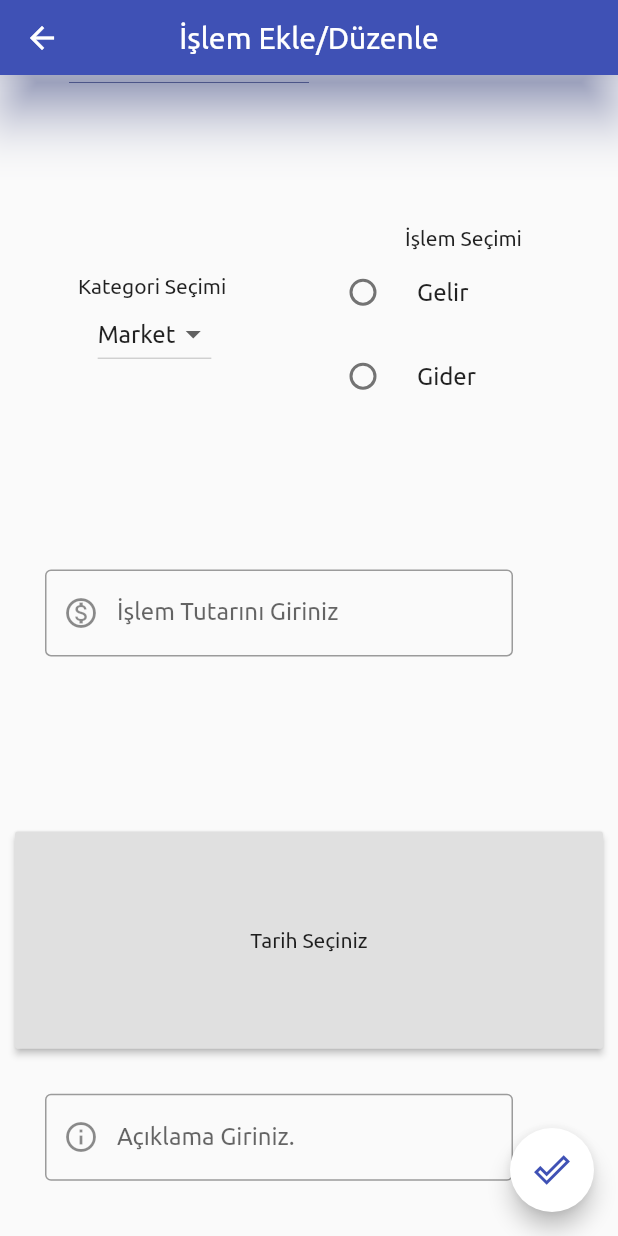
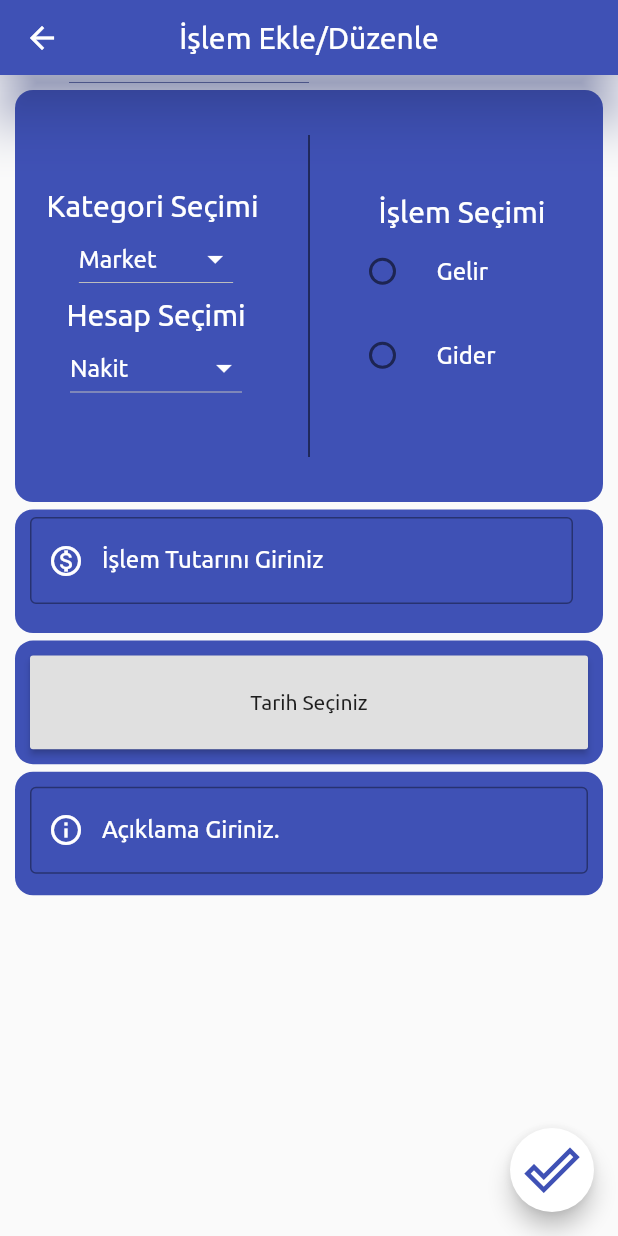
Before and after one commit to fatihatagunn/wepurse, a Flutter app: the AddProcessPage screen opened directly, on a phone screen of 412 x 824 dp. Run offline on Flutter 3.47's test engine with Material 2 defaults, Android fonts, the phone set to English and light mode, and no system bars.

Commit message:
Modified design and colors added.

```diff
--- a/lib/ui/add_process_page.dart
+++ b/lib/ui/add_process_page.dart
@@ -1,4 +1,6 @@
+import 'package:flutter/cupertino.dart';
 import 'package:flutter/material.dart';
+import 'package:wepurseapp/ui/my_home_page.dart';
 import 'appbar_widget.dart';
 
 class AddProcessPage extends StatefulWidget {
@@ -15,12 +17,16 @@ class AddProcessPageState extends State<AddProcessPage> {
 
   int maxLine = 1;
 
-  var value;
+  String value;
   String process = "";
 
   String chosenCategory = "Market";
 
-  List<String> categories = ["Ulaşım", "Market", "Giyim"];
+  List<String> categories = ["Ulaşım", "Market", "Giyim", "Su Faturası"];
+
+  String chosenAccount = "Nakit";
+
+  List<String> accounts = ["Nakit", "Maaş Hesabı", "Kredi Kartı"];
 
   @override
   void initState() {
@@ -47,27 +53,50 @@ class AddProcessPageState extends State<AddProcessPage> {
   Widget build(BuildContext context) {
     return Material(
       child: Scaffold(
+        resizeToAvoidBottomPadding: false,
         appBar: AppBarWidget.withTitle("İşlem Ekle/Düzenle"),
-        body: SingleChildScrollView(
-          child: Container(
-            width: double.infinity,
-            height: MediaQuery.of(context).size.height,
+        body: Padding(
+          padding: EdgeInsets.all(10),
           child: Column(
             children: <Widget>[
-                Expanded(
-                  child: Container(
+              Container(
+                width: double.infinity,
+                height: MediaQuery.of(context).size.height / 3,
+                decoration: BoxDecoration(
+                  color: Colors.indigo,
+                  borderRadius: BorderRadius.circular(12),
+                ),
                 child: Row(
                   children: <Widget>[
                     Expanded(
                       child: Container(
+                        margin: EdgeInsets.all(5),
+                        decoration: BoxDecoration(
+                            borderRadius: BorderRadius.only(
+                          topLeft: Radius.circular(10),
+                          bottomRight: Radius.circular(10),
+                        )),
                         child: Column(
                           mainAxisAlignment: MainAxisAlignment.center,
                           children: <Widget>[
-                                Text("Kategori Seçimi "),
+                            Text(
+                              "Kategori Seçimi ",
+                              style: TextStyle(
+                                fontSize: 20,
+                                color: Colors.white,
+                              ),
+                            ),
                             DropdownButton<String>(
+                              iconEnabledColor: Colors.white,
+                              dropdownColor: Colors.indigo,
                               items: categories.map((chosenCategory) {
                                 return DropdownMenuItem<String>(
-                                      child: Text(chosenCategory),
+                                  child: Text(
+                                    chosenCategory,
+                                    style: TextStyle(
+                                      color: Colors.white,
+                                    ),
+                                  ),
                                   value: chosenCategory,
                                 );
                               }).toList(),
@@ -78,35 +107,96 @@ class AddProcessPageState extends State<AddProcessPage> {
                               },
                               value: chosenCategory,
                             ),
+                            SizedBox(
+                              height: 2,
+                            ),
+                            Text(
+                              "Hesap Seçimi",
+                              style: TextStyle(
+                                fontSize: 20,
+                                color: Colors.white,
+                              ),
+                            ),
+                            DropdownButton<String>(
+                              iconEnabledColor: Colors.white,
+                              dropdownColor: Colors.indigo,
+                              items: accounts.map((chosenAccount) {
+                                return DropdownMenuItem<String>(
+                                  child: Text(
+                                    chosenAccount,
+                                    style: TextStyle(
+                                      color: Colors.white,
+                                    ),
+                                  ),
+                                  value: chosenAccount,
+                                );
+                              }).toList(),
+                              onChanged: (chosenData) {
+                                setState(() {
+                                  chosenAccount = chosenData;
+                                });
+                              },
+                              value: chosenAccount,
+                            ),
                           ],
                         ),
                       ),
                     ),
+                    VerticalDivider(
+                      color: Colors.black,
+                      indent: 30,
+                      endIndent: 30,
+                    ),
                     Expanded(
                       child: Container(
+                        margin: EdgeInsets.all(5),
+                        decoration: BoxDecoration(
+                          borderRadius: BorderRadius.only(
+                            topRight: Radius.circular(10),
+                            bottomLeft: Radius.circular(10),
+                          ),
+                        ),
                         child: Column(
                           mainAxisAlignment: MainAxisAlignment.center,
                           children: <Widget>[
-                                Text("İşlem Seçimi"),
+                            Text(
+                              "İşlem Seçimi",
+                              style: TextStyle(
+                                fontSize: 20,
+                                color: Colors.white,
+                              ),
+                            ),
                             RadioListTile<String>(
+                              activeColor: Colors.white,
                               value: "Gelir",
                               groupValue: process,
-                                  onChanged: (data) {
+                              onChanged: (value) {
                                 setState(() {
-                                      process = data;
+                                  process = value;
                                 });
                               },
-                                  title: Text("Gelir"),
+                              title: Text(
+                                "Gelir",
+                                style: TextStyle(
+                                  color: Colors.white,
+                                ),
+                              ),
                             ),
                             RadioListTile<String>(
+                              activeColor: Colors.white,
                               value: "Gider",
                               groupValue: process,
-                                  onChanged: (data) {
+                              onChanged: (value) {
                                 setState(() {
-                                      process = data;
+                                  process = value;
                                 });
                               },
-                                  title: Text("Gider"),
+                              title: Text(
+                                "Gider",
+                                style: TextStyle(
+                                  color: Colors.white,
+                                ),
+                              ),
                             ),
                           ],
                         ),
@@ -115,59 +205,93 @@ class AddProcessPageState extends State<AddProcessPage> {
                   ],
                 ),
               ),
-                  flex: 2,
+              Container(
+                margin: EdgeInsets.only(
+                  top: 5,
                 ),
-                Expanded(
-                  child: Container(
-                    child: Padding(
-                      padding: const EdgeInsets.only(right: 70, left: 30),
+                padding: EdgeInsets.only(
+                  left: 10,
+                  top: 5,
+                  right: 20,
+                  bottom: 5,
+                ),
+                width: double.infinity,
+                height: MediaQuery.of(context).size.height / 10,
+                decoration: BoxDecoration(
+                  color: Colors.indigo,
+                  borderRadius: BorderRadius.circular(12),
+                ),
                 child: TextFormField(
-                        //onFieldSubmitted: ,
-
                   maxLines: 1,
                   keyboardType: TextInputType.number,
                   decoration: InputDecoration(
+                    labelStyle: TextStyle(
+                      color: Colors.white,
+                    ),
                     labelText: "İşlem Tutarını Giriniz",
-                          prefixIcon: Icon(Icons.monetization_on_outlined),
+                    prefixIcon: Icon(
+                      Icons.monetization_on_outlined,
+                      color: Colors.white,
+                    ),
                     border: OutlineInputBorder(),
+                    focusedBorder: OutlineInputBorder(
+                      borderSide: BorderSide(
+                        color: Colors.white,
                       ),
                     ),
                   ),
                 ),
-                  flex: 1,
               ),
-                Expanded(
-                  child: Container(
+              Container(
+                margin: EdgeInsets.only(
+                  top: 5,
+                ),
                 padding: EdgeInsets.all(10),
                 width: double.infinity,
+                height: MediaQuery.of(context).size.height / 10,
+                decoration: BoxDecoration(
+                  color: Colors.indigo,
+                  borderRadius: BorderRadius.circular(12),
+                ),
                 child: RaisedButton(
                   child: Text("Tarih Seçiniz"),
                   onPressed: () {},
                 ),
               ),
-                  flex: 1,
+              Container(
+                margin: EdgeInsets.only(
+                  top: 5,
                 ),
-                Expanded(
-                  child: Container(
-                    child: Padding(
-                      padding:
-                          const EdgeInsets.only(top: 20, right: 70, left: 30),
+                padding: EdgeInsets.all(10),
+                width: double.infinity,
+                height: MediaQuery.of(context).size.height / 10,
+                decoration: BoxDecoration(
+                  color: Colors.indigo,
+                  borderRadius: BorderRadius.circular(12),
+                ),
                 child: TextFormField(
                   autofocus: false,
                   focusNode: _focusNode,
                   maxLines: maxLine,
                   decoration: InputDecoration(
+                    labelStyle: TextStyle(
+                      color: Colors.white,
+                    ),
                     labelText: "Açıklama Giriniz.",
-                          prefixIcon: Icon(Icons.info_outline),
+                    prefixIcon: Icon(
+                      Icons.info_outline,
+                      color: Colors.white,
+                    ),
                     border: OutlineInputBorder(),
+                    focusedBorder: OutlineInputBorder(
+                      borderSide: BorderSide(
+                        color: Colors.white,
                       ),
                     ),
                   ),
                 ),
-                  flex: 1,
               ),
             ],
-            ),
           ),
         ),
         floatingActionButton: FloatingActionButton(
@@ -175,7 +299,16 @@ class AddProcessPageState extends State<AddProcessPage> {
           child: Icon(
             Icons.done_outline_outlined,
             color: Colors.indigo,
+            size: 37,
           ),
+          onPressed: () {
+            Navigator.pushReplacement(
+              context,
+              MaterialPageRoute(
+                builder: (context) => MyHomePage(),
+              ),
+            );
+          },
         ),
       ),
     );
```
Lines whose indentation alone changed are shown as unchanged.
